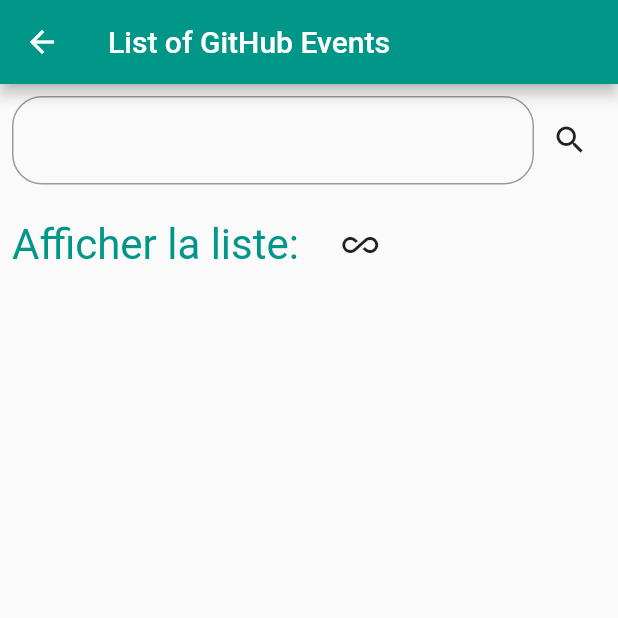
After one commit to ErikaMiklos/zhack_a_front_mobile, a Flutter app: the ListGitHubEventsPage screen opened directly, on a phone screen of 412 x 824 dp, the top half of it. The commit adds this screen. Run offline on Flutter 3.47's test engine with Material 2 defaults, Android fonts, the phone set to English and light mode, and no system bars; our stand-ins replace bloc, carousel_slider, flutter_bloc, social_login_buttons.

Commit message:
avec testing purpose github pages implementés

```diff
--- a/lib/bloc/github.events.bloc.dart
+++ b/lib/bloc/github.events.bloc.dart
@@ -5,24 +5,30 @@ import '../model/github.events.model.dart';
 //Events
 abstract class GitHubEventsEvent{}
 class GetGitHubEventsEvent extends GitHubEventsEvent{}
+class SearchGitHubEventsEvent extends GitHubEventsEvent{
+  final String keyword;
+  //constructor
+  SearchGitHubEventsEvent({required this.keyword});
+}
 
 //States
 abstract class GitHubEventsState{}
 //success state
-class GetGitHubEventsSuccessState extends GitHubEventsState{
+class GitHubEventsSuccessState extends GitHubEventsState{
+  //model
   final GitHubEvents gitHubEvents;
   //constructor
-  GetGitHubEventsSuccessState({
+  GitHubEventsSuccessState({
     required this.gitHubEvents
   });
 }
 //loading state
-class GetGitHubEventsLoadingState extends GitHubEventsState{}
+class GitHubEventsLoadingState extends GitHubEventsState{}
 //error state
-class GetGitHubEventsErrorState extends GitHubEventsState{
+class GitHubEventsErrorState extends GitHubEventsState{
   final String errorMessage;
   //constructor
-  GetGitHubEventsErrorState({
+  GitHubEventsErrorState({
     required this.errorMessage
   });
 }
@@ -35,12 +41,21 @@ class GitHubEventsBloc extends Bloc<GitHubEventsEvent,GitHubEventsState>{
   //constructor
   GitHubEventsBloc() : super(GitHubEventsInitialState()){
     on((GetGitHubEventsEvent event, emit) async{
-      emit(GetGitHubEventsLoadingState());
+      emit(GitHubEventsLoadingState());
       try {
         GitHubEvents gitHubEvents = await gitHubEventsRepository.getEvents();
-        emit(GetGitHubEventsSuccessState(gitHubEvents: gitHubEvents));
+        emit(GitHubEventsSuccessState(gitHubEvents: gitHubEvents));
       } catch (e) {
-        emit(GetGitHubEventsErrorState(errorMessage: e.toString()));
+        emit(GitHubEventsErrorState(errorMessage: e.toString()));
+      }
+    });
+    on((SearchGitHubEventsEvent event, emit) async{
+      emit(GitHubEventsLoadingState());
+      try {
+        GitHubEvents gitHubEvents = await gitHubEventsRepository.searchEvents(event.keyword, 0, 20);
+        emit(GitHubEventsSuccessState(gitHubEvents: gitHubEvents));
+      } catch (e) {
+        emit(GitHubEventsErrorState(errorMessage: e.toString()));
       }
     });
   }
--- a/lib/main.dart
+++ b/lib/main.dart
@@ -4,6 +4,7 @@ import 'package:zhack_a_front_mobile/bloc/theme.bloc.dart';
 import 'package:zhack_a_front_mobile/ui/pages/root.view.dart';
 
 import 'bloc/festivals.bloc.dart';
+import 'bloc/github.events.bloc.dart';
 import 'bloc/login.bloc.dart';
 
 void main() {
@@ -21,6 +22,7 @@ class MyApp extends StatelessWidget {
         BlocProvider(create: (context) => ThemeBloc()),
         BlocProvider(create: (context) => AuthBloc()),
         BlocProvider(create: (context) => FestivalsBloc()),
+        BlocProvider(create: (context) => GitHubEventsBloc()),
       ],
       child: RootView(),
     );
--- /dev/null
+++ b/lib/ui/pages/listgithubevents.page.dart
@@ -0,0 +1,123 @@
+import 'package:flutter/cupertino.dart';
+import 'package:flutter/material.dart';
+import 'package:flutter_bloc/flutter_bloc.dart';
+import 'package:zhack_a_front_mobile/model/github.events.model.dart';
+import '../../bloc/github.events.bloc.dart';
+import '../themes/themes.dart';
+import 'details.page.dart';
+import 'github.details.page.dart';
+
+
+class ListGitHubEventsPage extends StatelessWidget {
+  const ListGitHubEventsPage({Key? key}) : super(key: key);
+
+  @override
+  Widget build(BuildContext context) {
+    TextEditingController textEditingController = TextEditingController();
+    return Scaffold(
+      resizeToAvoidBottomInset: false,
+      appBar: AppBar(title: const Text("List of GitHub Events"),),
+      body: Column(
+        children: [
+          Padding(
+            padding: const EdgeInsets.all(8.0),
+            child: Row(
+              children: [
+                Expanded(
+                    child: TextFormField(
+                      controller: textEditingController,
+                      decoration: InputDecoration(
+                          border: OutlineInputBorder(
+                              borderRadius: BorderRadius.circular(20),
+                              borderSide: const BorderSide(
+                                width: 2,
+                              )
+                          )
+                      ),
+                    )
+                ),
+                IconButton(
+                  onPressed: (){
+                    String kw = textEditingController.text;
+                    context.read<GitHubEventsBloc>().add(SearchGitHubEventsEvent(keyword: kw));
+                    textEditingController.clear();
+                  },
+                  icon: const Icon(Icons.search),
+                ),
+              ],
+            ),
+          ),
+          Padding(
+            padding: const EdgeInsets.all(8.0),
+            child: Row(
+              children: [
+                Text("Afficher la liste: ",
+                  style: TextStyle(color: Theme.of(context).primaryColor,
+                  fontSize: 28),
+                ),
+                SizedBox(width: 10,),
+                IconButton(
+                  onPressed: (){
+                    context.read<GitHubEventsBloc>().add(GetGitHubEventsEvent());
+                  },
+                  icon: const Icon(Icons.all_inclusive),
+                )
+              ],
+            ),
+          ),
+          BlocBuilder<GitHubEventsBloc, GitHubEventsState>(
+              builder: (context, state){
+                if(state is GitHubEventsLoadingState) {
+                  return const Center(
+                    child: CircularProgressIndicator(),
+                  );
+                } else if(state is GitHubEventsErrorState) {
+                  return Column(
+                    children: [
+                      Text(state.errorMessage, style:CustomThemes.errorTextStyle),
+                      ElevatedButton(
+                          onPressed: (){
+                            Navigator.pop(context);
+                          },
+                          child: const Text("Retry")
+                      )
+                    ],
+                  );
+                } else if(state is GitHubEventsSuccessState){
+                  return Expanded(
+                    child: ListView.builder(
+                      itemCount: state.gitHubEvents.id.length,
+                      itemBuilder: (context,index) {
+                        Actor actor = state.gitHubEvents.actor;
+
+                        return Card(
+                          child: ListTile(
+                            title: Text(state.gitHubEvents.actor.login,
+                                style: TextStyle(color: Theme.of(context).primaryColor,
+                                    fontSize: 28)
+                            ),
+                            subtitle: Text(state.gitHubEvents.actor.avatarUrl,
+                                style: Theme.of(context).textTheme.bodyText2),
+                            leading: Text(state.gitHubEvents.repo.name,
+                                style: Theme.of(context).textTheme.bodyText2),
+                            trailing: const Icon(Icons.arrow_forward_rounded),
+                            onTap: () {
+                              Navigator.push(context,
+                                  MaterialPageRoute(
+                                      builder: (context) => GitHubDetailsPage(actor)));
+                            },
+                          ),
+                        );
+                      },
+                    ),
+                  );
+                } else {
+                  return Container();
+                }
+              }
+          )
+        ],
+      ),
+    );
+  }
+}
```
Also changed, not shown: lib/repository/github.events.repository.dart (+18 -0 lines), lib/ui/pages/github.details.page.dart (added, +80 -0 lines), lib/ui/widgets/login.widget.dart (+3 -7 lines).
